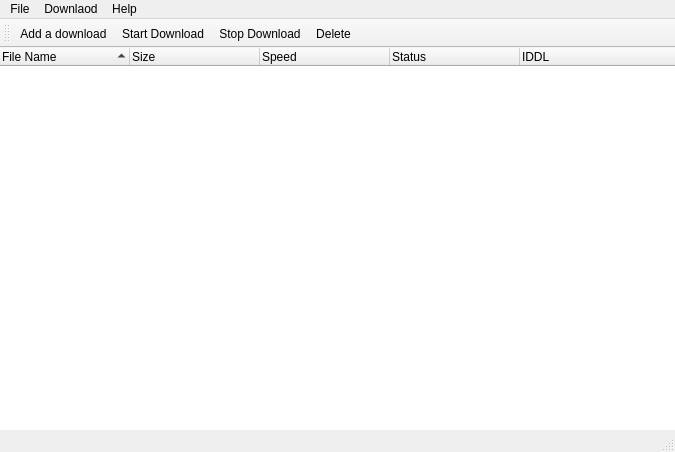
Before: the Qt Designer form Source/downloaderwindow.ui in ARASHz4/Advanced_Downloader, drawn with Qt 5.
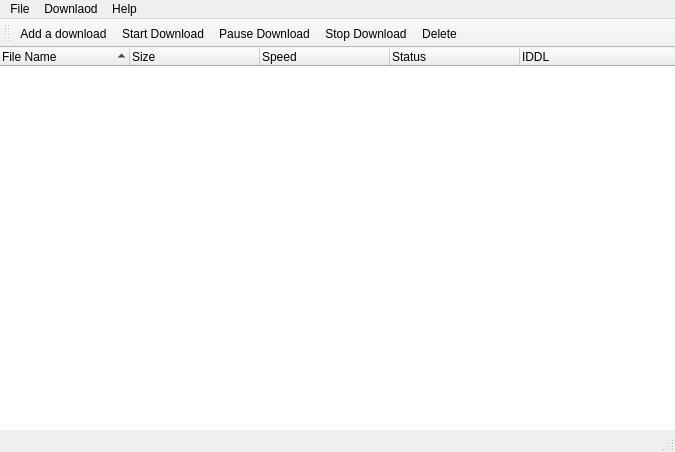
After: the same form once the commit is applied. Icons and pictures are not drawn.

```diff
--- a/Source/downloaderwindow.ui
+++ b/Source/downloaderwindow.ui
@@ -154,6 +154,7 @@
    </attribute>
    <addaction name="actionAdd_a_download"/>
    <addaction name="actionStart_Download"/>
+   <addaction name="actionPauseResume_Download"/>
    <addaction name="actionStop_Download"/>
    <addaction name="actionDelete"/>
   </widget>
@@ -247,6 +248,11 @@
     <string>Del</string>
    </property>
   </action>
+  <action name="actionPauseResume_Download">
+   <property name="text">
+    <string>Pause Download</string>
+   </property>
+  </action>
  </widget>
  <layoutdefault spacing="6" margin="11"/>
  <tabstops>
```
